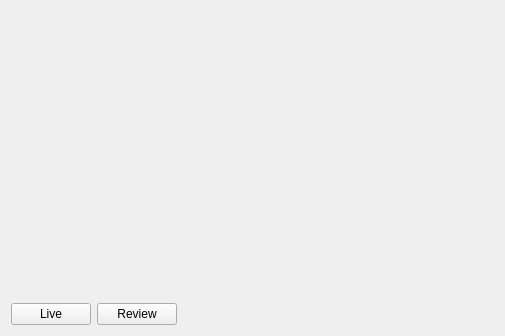
Before: the Qt Designer form CameraPage.ui in congchenutd/WatchDog, drawn with Qt 5.
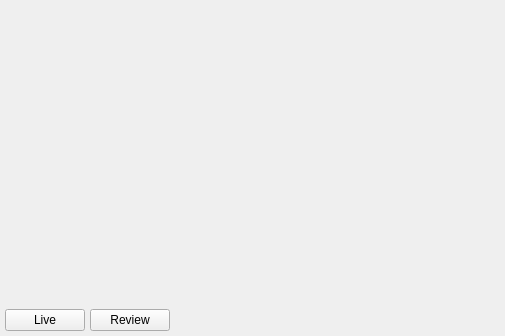
After: the same form once the commit is applied.

What changed in the file:
```diff
--- a/CameraPage.ui
+++ b/CameraPage.ui
@@ -14,6 +14,24 @@
    <string>Form</string>
   </property>
   <layout class="QGridLayout" name="gridLayout">
+   <property name="leftMargin">
+    <number>5</number>
+   </property>
+   <property name="topMargin">
+    <number>5</number>
+   </property>
+   <property name="rightMargin">
+    <number>5</number>
+   </property>
+   <property name="bottomMargin">
+    <number>5</number>
+   </property>
+   <property name="horizontalSpacing">
+    <number>5</number>
+   </property>
+   <property name="verticalSpacing">
+    <number>10</number>
+   </property>
    <item row="1" column="3">
     <spacer name="horizontalSpacer">
      <property name="orientation">
```
